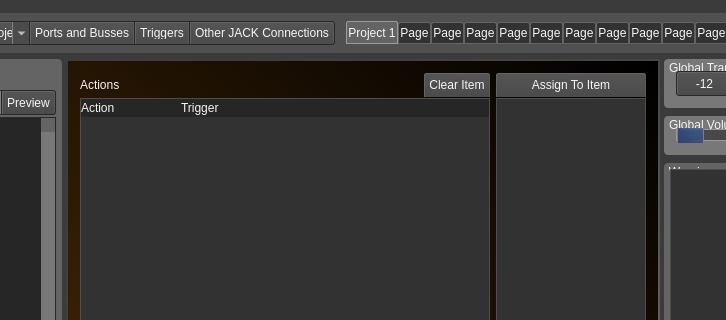
Before: the Qt Designer form src/mainwindow.ui in noedigcode/konfyt, drawn with Qt 5; both pictures show x 234 to 960 and y 0 to 320 of the 1148 by 716 pixel window.
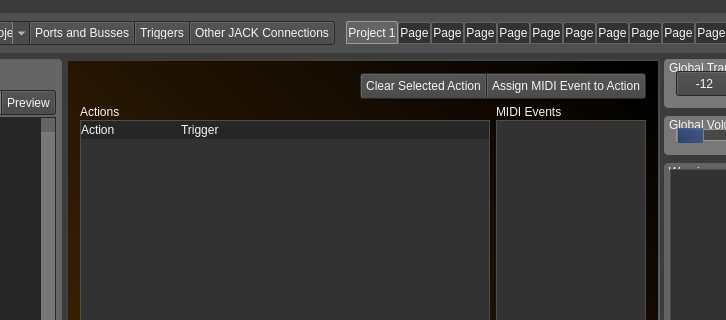
After: the same form once the commit is applied. The open tabs and pages were chosen to show the change. Icons and pictures are not drawn.

Commit message: Fixed Transpose Zero MIDI action; Improved Triggers page placement and wording.

Patch:
```diff
--- a/src/mainwindow.ui
+++ b/src/mainwindow.ui
@@ -1681,7 +1681,7 @@
          </size>
         </property>
         <property name="currentIndex">
-         <number>0</number>
+         <number>6</number>
         </property>
         <widget class="QWidget" name="PatchPage">
          <layout class="QGridLayout" name="gridLayout_9">
@@ -5191,7 +5191,7 @@
              <string/>
             </property>
             <layout class="QGridLayout" name="gridLayout_34">
-             <item row="0" column="0">
+             <item row="1" column="0">
               <layout class="QHBoxLayout" name="horizontalLayout_24" stretch="1,0">
                <item>
                 <layout class="QVBoxLayout" name="verticalLayout_6">
@@ -5199,39 +5199,11 @@
                   <number>1</number>
                  </property>
                  <item>
-                  <layout class="QHBoxLayout" name="horizontalLayout_23">
-                   <item>
-                    <widget class="QLabel" name="label_26">
-                     <property name="text">
-                      <string>Actions</string>
-                     </property>
-                    </widget>
-                   </item>
-                   <item>
-                    <spacer name="horizontalSpacer_2">
-                     <property name="orientation">
-                      <enum>Qt::Horizontal</enum>
-                     </property>
-                     <property name="sizeHint" stdset="0">
-                      <size>
-                       <width>40</width>
-                       <height>20</height>
-                      </size>
-                     </property>
-                    </spacer>
-                   </item>
-                   <item>
-                    <widget class="QPushButton" name="pushButton_triggersPage_clear">
-                     <property name="styleSheet">
-                      <string notr="true">border-bottom-left-radius: 0;
-border-bottom-right-radius: 0;</string>
-                     </property>
-                     <property name="text">
-                      <string>Clear Item</string>
-                     </property>
-                    </widget>
-                   </item>
-                  </layout>
+                  <widget class="QLabel" name="label_26">
+                   <property name="text">
+                    <string>Actions</string>
+                   </property>
+                  </widget>
                  </item>
                  <item>
                   <widget class="QTreeWidget" name="tree_Triggers">
@@ -5261,13 +5233,9 @@
                   <number>1</number>
                  </property>
                  <item>
-                  <widget class="QPushButton" name="pushButton_triggersPage_assign">
-                   <property name="styleSheet">
-                    <string notr="true">border-bottom-left-radius: 0;
-border-bottom-right-radius: 0;</string>
-                   </property>
+                  <widget class="QLabel" name="label_23">
                    <property name="text">
-                    <string>Assign To Item</string>
+                    <string>MIDI Events</string>
                    </property>
                   </widget>
                  </item>
@@ -5285,7 +5253,7 @@
                </item>
               </layout>
              </item>
-             <item row="1" column="0">
+             <item row="2" column="0">
               <layout class="QHBoxLayout" name="horizontalLayout_25">
                <item>
                 <spacer name="horizontalSpacer_3">
@@ -5385,6 +5353,87 @@
                </item>
               </layout>
              </item>
+             <item row="0" column="0">
+              <layout class="QHBoxLayout" name="horizontalLayout_22">
+               <item>
+                <spacer name="horizontalSpacer_2">
+                 <property name="orientation">
+                  <enum>Qt::Horizontal</enum>
+                 </property>
+                 <property name="sizeHint" stdset="0">
+                  <size>
+                   <width>40</width>
+                   <height>20</height>
+                  </size>
+                 </property>
+                </spacer>
+               </item>
+               <item>
+                <widget class="QFrame" name="frame_33">
+                 <property name="maximumSize">
+                  <size>
+                   <width>16777215</width>
+                   <height>26</height>
+                  </size>
+                 </property>
+                 <property name="styleSheet">
+                  <string notr="true">QFrame{
+	background: rgb(40,40,40);
+    padding: 1px;
+	border-radius: 3px;
+}
+
+</string>
+                 </property>
+                 <property name="frameShape">
+                  <enum>QFrame::StyledPanel</enum>
+                 </property>
+                 <property name="frameShadow">
+                  <enum>QFrame::Raised</enum>
+                 </property>
+                 <layout class="QHBoxLayout" name="horizontalLayout_30">
+                  <property name="spacing">
+                   <number>1</number>
+                  </property>
+                  <property name="leftMargin">
+                   <number>0</number>
+                  </property>
+                  <property name="topMargin">
+                   <number>0</number>
+                  </property>
+                  <property name="rightMargin">
+                   <number>0</number>
+                  </property>
+                  <property name="bottomMargin">
+                   <number>0</number>
+                  </property>
+                  <item>
+                   <widget class="QPushButton" name="pushButton_triggersPage_clear">
+                    <property name="styleSheet">
+                     <string notr="true">border-top-right-radius: 0;
+border-bottom-right-radius: 0;</string>
+                    </property>
+                    <property name="text">
+                     <string>Clear Selected Action</string>
+                    </property>
+                   </widget>
+                  </item>
+                  <item>
+                   <widget class="QPushButton" name="pushButton_triggersPage_assign">
+                    <property name="styleSheet">
+                     <string notr="true">border-top-left-radius: 0;
+border-bottom-left-radius: 0;</string>
+                    </property>
+                    <property name="text">
+                     <string>Assign MIDI Event to Action</string>
+                    </property>
+                   </widget>
+                  </item>
+                 </layout>
+                </widget>
+               </item>
+              </layout>
+             </item>
             </layout>
            </widget>
           </item>
```
The commit also changes 1 other file.
